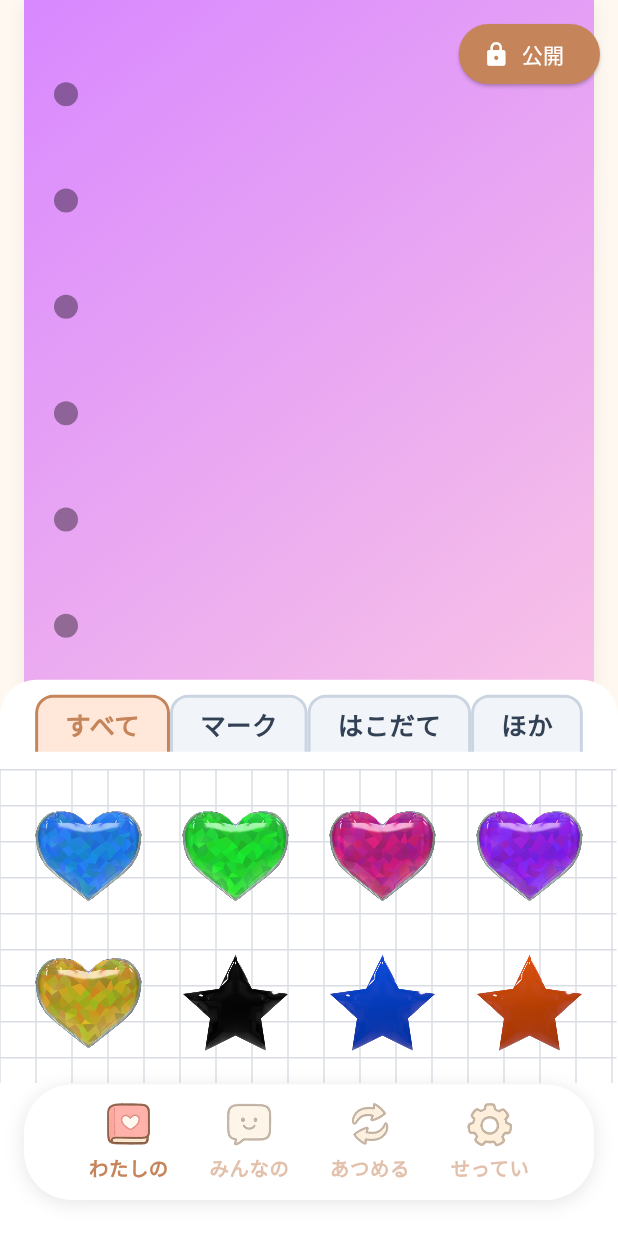
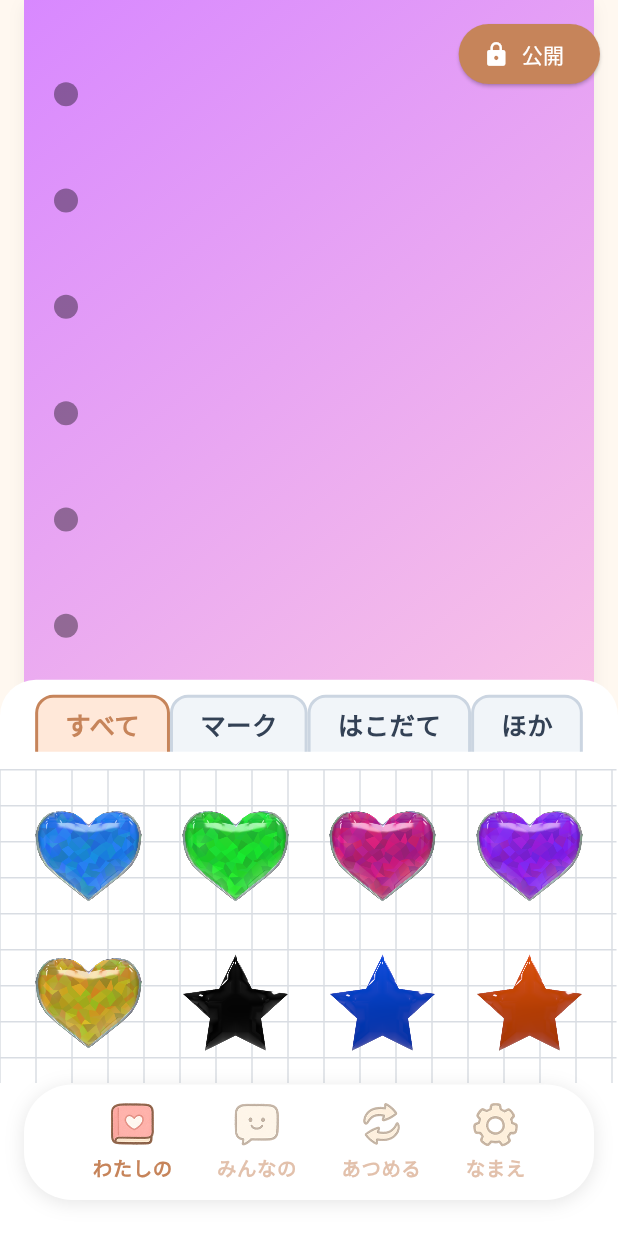
Before and after one commit to p2hacks2025/post-04, a Flutter app: the screen it shows after launch, on a phone screen of 412 x 824 dp. Run offline on Flutter 3.47's test engine with Material 3 defaults, Android fonts, the phone set to English and light mode, and no system bars; our stand-ins replace cloud_firestore, firebase_auth, firebase_core, google_fonts; missing offline and left inert: model_viewer_plus, photo_manager; accounts and stored records are empty; network calls fail; statements that could not run were skipped.

Commit message:
feat: せってい -> なまえ

```diff
--- a/lib/core/widgets/navigation_bar.dart
+++ b/lib/core/widgets/navigation_bar.dart
@@ -51,7 +51,7 @@ class CustomNavigationBar extends StatelessWidget {
           ),
           _NavItem(
             iconPath: 'assets/icons/settings_icon.png',
-            label: 'せってい',
+            label: 'なまえ',
             isSelected: selectedIndex == 3,
             onTap: () => onItemTapped(3),
           ),
```
